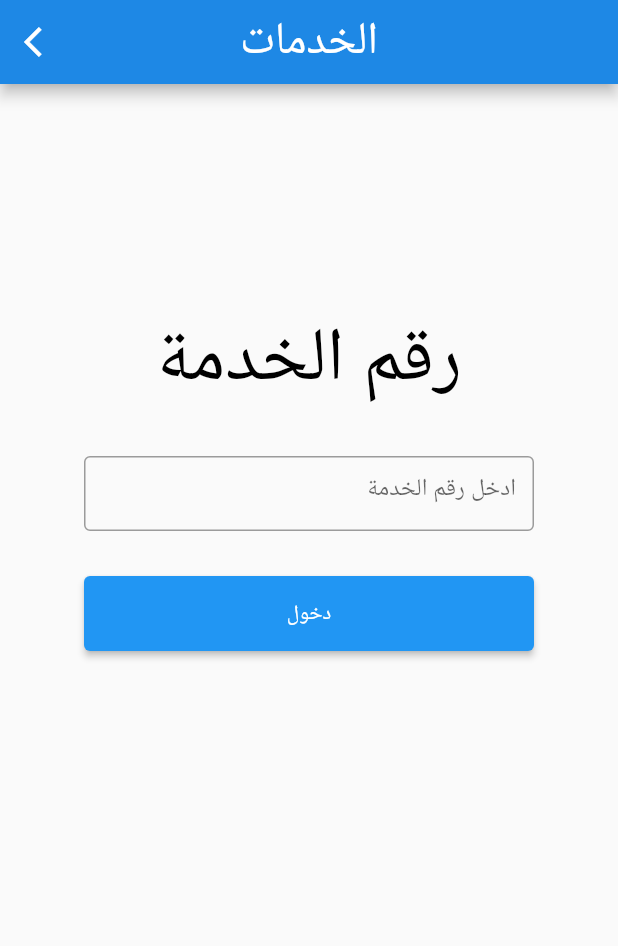
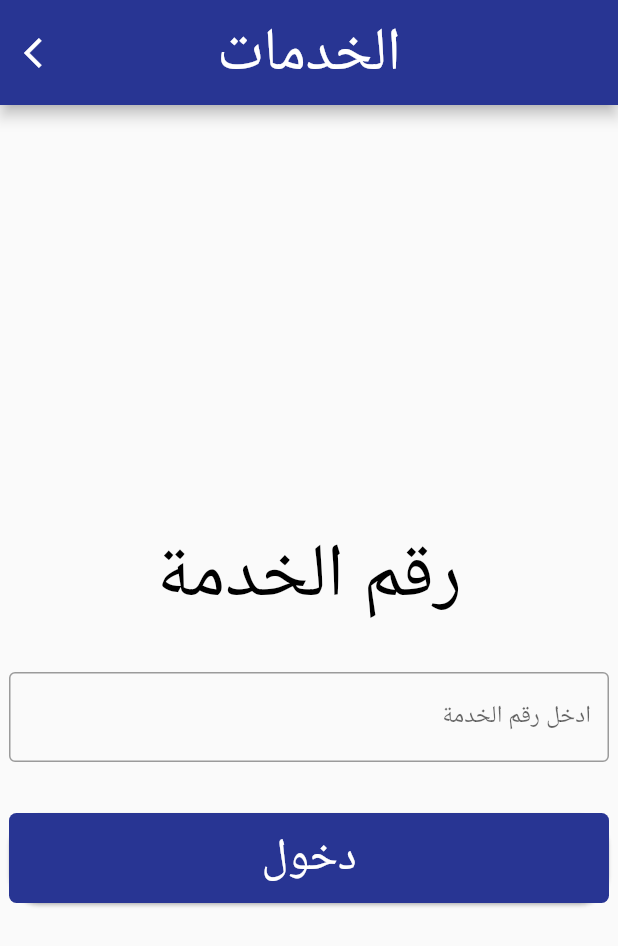
Before and after one commit to ruaa-shareef/QueriesApp, a Flutter app: the screen it shows after launch, on a phone screen of 412 x 824 dp. Shown: the top 946 px of the screen. Run offline on Flutter 3.47's test engine with Material 2 defaults, Android fonts, the light colour scheme and no system bars.

Commit message:
second commit

```diff
--- a/lib/loding.dart
+++ b/lib/loding.dart
@@ -2,6 +2,7 @@ import 'dart:convert';
 import 'package:flutter/material.dart';
 import 'package:http/http.dart' as http;
 import 'Personinfo.dart';
+import 'main.dart';
 import 'mainPage.dart';
 
 class Loading extends StatefulWidget {
--- a/lib/main.dart
+++ b/lib/main.dart
@@ -17,45 +17,17 @@ class MyApp extends StatelessWidget {
       theme: ThemeData(
         primarySwatch: Colors.blue,
       ),
-      home: Services(
-        title: 'الخدمات',
-      ),
+      home: Servicespage(),
     );
   }
 }
 
-class Services extends StatefulWidget {
-  Services({Key? key, required this.title}) : super(key: key);
-
-  final String title;
+class Servicespage extends StatefulWidget {
   @override
   _ServicesState createState() => _ServicesState();
 }
 
-class _ServicesState extends State<Services> {
-  Future<Personinfo> fetchNo(String no) async {
-    final response = await http.post(
-      Uri.parse(
-          'http://api.hepco.ps:8084/integration/login-service.php?id=${_controller.text}&fun=logins'),
-      headers: <String, String>{
-        'Content-Type': 'application/json; charset=UTF-8',
-      },
-      body: jsonEncode(<String, String>{
-        'Number': no,
-      }),
-    );
-
-    if (response.statusCode == 201) {
-      // If the server did return a 201 CREATED response,
-      // then parse the JSON.
-      return Personinfo.fromJson(jsonDecode(response.body));
-    } else {
-      // If the server did not return a 201 CREATED response,
-      // then throw an exception.
-      throw Exception('Failed to create album.');
-    }
-  }
-
+class _ServicesState extends State<Servicespage> {
   late TextEditingController _controller;
 
   void initState() {
@@ -67,10 +39,11 @@ class _ServicesState extends State<Services> {
   Widget build(BuildContext context) {
     return Scaffold(
         appBar: AppBar(
-          backgroundColor: Colors.blue[600],
+          toolbarHeight: 70.0,
+          backgroundColor: Colors.indigo[800],
           title: Text("الخدمات",
               style: TextStyle(
-                fontSize: 30,
+                fontSize: 40,
                 color: Colors.white,
               )),
           centerTitle: true,
@@ -81,12 +54,13 @@ class _ServicesState extends State<Services> {
             },
           ),
         ),
-        body: Container(
+        body: Center(
+          child: Container(
             child: Column(
               children: [
                 SizedBox(
                   width: 1300,
-                height: 150,
+                  height: 280,
                 ),
                 Text("رقم الخدمة",
                     style: (TextStyle(
@@ -97,8 +71,8 @@ class _ServicesState extends State<Services> {
                   height: 30,
                 ),
                 Container(
-                width: 300,
-                height: 50,
+                  width: 400,
+                  height: 60,
                   child: TextField(
                     enableInteractiveSelection: false,
                     textAlign: TextAlign.right,
@@ -113,13 +87,8 @@ class _ServicesState extends State<Services> {
                 SizedBox(
                   height: 30,
                 ),
-              Container(
-                width: 300,
-                height: 50,
-                child: ElevatedButton(
-                  child: Text("دخول"),
-                  onPressed: () {
-                    _futureNo = fetchNo(_controller.text);
+                GestureDetector(
+                  onTap: () {
                     Navigator.of(context).push(
                       MaterialPageRoute<void>(
                         builder: (BuildContext context) =>
@@ -127,9 +96,41 @@ class _ServicesState extends State<Services> {
                       ),
                     );
                   },
+                  child: Card(
+                    shape: RoundedRectangleBorder(
+                      borderRadius: BorderRadius.circular(20.0),
+                    ),
+                    child: ClipRRect(
+                      borderRadius: BorderRadius.all(Radius.circular(5.0)),
+                      child: Container(
+                        width: 400,
+                        height: 60,
+                        color: Colors.indigo[800],
+                        child: Center(
+                          child: Text(
+                            "دخول",
+                            style: TextStyle(color: Colors.white, fontSize: 30),
+                          ),
+                        ),
+                        /*ElevatedButton(
+                          child: Text(
+                            "دخول",
+                          ),
+                          onPressed: () {
+                            Navigator.of(context).push(
+                              MaterialPageRoute<void>(
+                                builder: (BuildContext context) =>
+                                    Loading(_controller.text),
+                              ),
+                            );
+                          },
+                        ),*/
+                      ),
+                    ),
                   ),
                 ),
               ],
+            ),
           ),
         ));
   }
--- a/lib/myinfo.dart
+++ b/lib/myinfo.dart
@@ -21,7 +21,7 @@ class _myInfoState extends State<myInfo> {
   Widget build(BuildContext context) {
     return Scaffold(
       appBar: AppBar(
-        backgroundColor: Colors.blue[600],
+        backgroundColor: Colors.indigo[800],
         title: Text(
           "المعلومات الشخصية",
           style: TextStyle(color: Colors.white),
```
Also changed, not shown: lib/installment.dart (+5 -5 lines), lib/lastes.dart (+56 -30 lines), lib/latest payments.dart (+5 -5 lines), lib/mainPage.dart (+100 -41 lines). Lines whose indentation alone changed are shown as unchanged.
